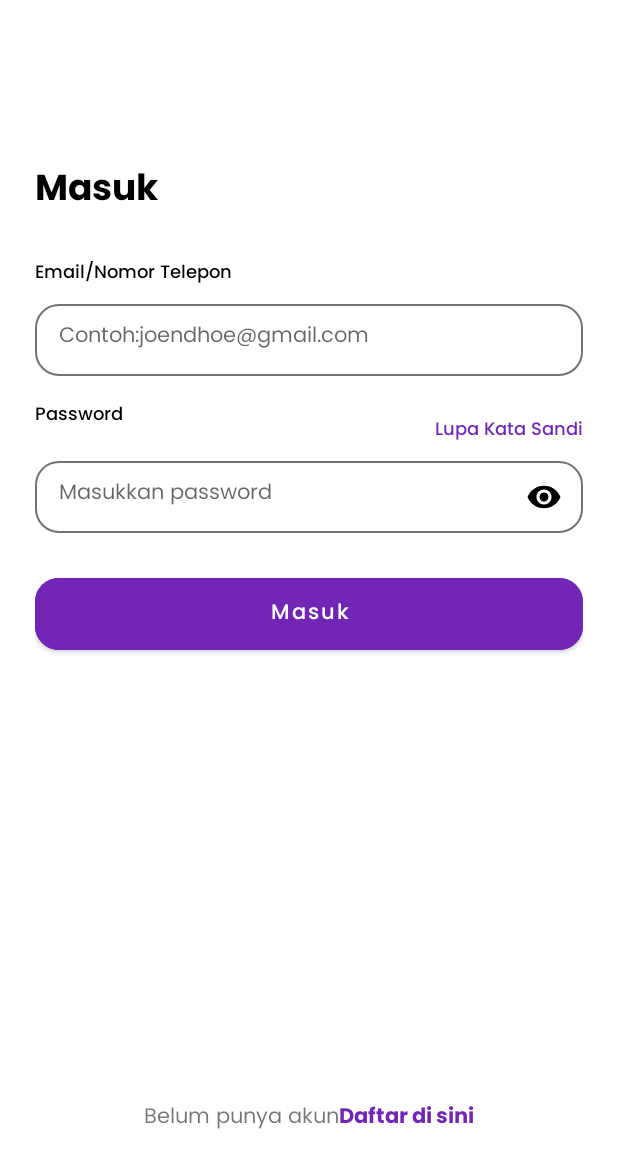
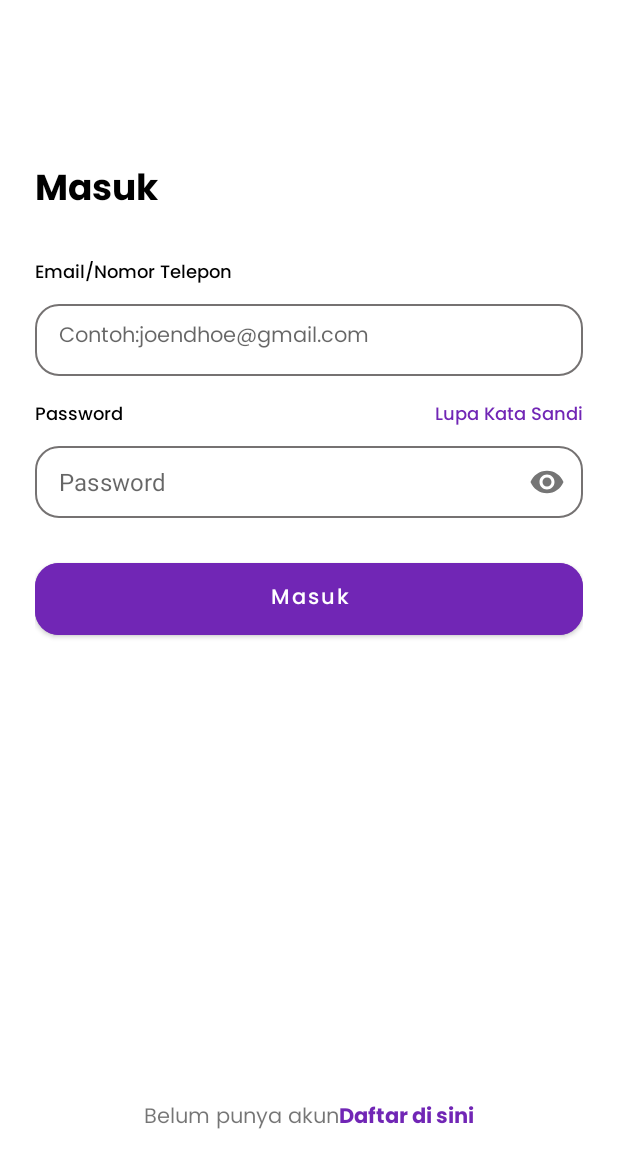
Before and after one commit to BINARFPC2/C2-Mobile, an Android app: the LoginFragment screen opened through its navigation route, on a phone screen of 412 x 824 dp. Shown: the top 1168 px of the screen. Run offline under Robolectric (Android 15) with nearby library versions, the phone set to English and light mode, and no system bars; our stand-ins replace Dagger/Hilt's generated code, navigation-ui; libraries missing offline, so code that uses them is left out: com.shashank.sony.

Commit message:
[update] Login Fragment

```diff
--- /dev/null
+++ b/app/src/main/res/drawable/share_retangle_error.xml
@@ -0,0 +1,10 @@
+<?xml version="1.0" encoding="utf-8"?>
+<shape xmlns:android="http://schemas.android.com/apk/res/android">
+    <stroke
+        android:width="1dp"
+        android:color="@color/red_danger" />
+    <!-- Ubah warna dan ketebalan garis sesuai kebutuhan -->
+    <corners
+        android:radius="15dp" />
+    <!-- Ubah radius sudut sesuai kebutuhan -->
+</shape>
--- a/app/src/main/res/layout/fragment_login.xml
+++ b/app/src/main/res/layout/fragment_login.xml
@@ -1,12 +1,12 @@
 <?xml version="1.0" encoding="utf-8"?>
-<LinearLayout
-    android:orientation="vertical"
+<LinearLayout android:orientation="vertical"
     android:padding="23dp"
     xmlns:android="http://schemas.android.com/apk/res/android"
     xmlns:tools="http://schemas.android.com/tools"
     android:layout_width="match_parent"
     android:layout_height="match_parent"
-    tools:context=".view.login.LoginFragment">
+    tools:context=".view.login.LoginFragment"
+    xmlns:app="http://schemas.android.com/apk/res-auto">
 
     <TextView
         style="@style/TextHeading24Bold"
@@ -49,7 +49,6 @@
         <TextView
             android:id="@+id/txtLupaPassword"
             style="@style/TextBody12Medium"
-            android:layout_marginTop="10dp"
             android:layout_width="match_parent"
             android:layout_height="wrap_content"
             android:gravity="end"
@@ -64,22 +63,34 @@
         android:layout_marginTop="10dp"
         >
 
-        <EditText
-            android:id="@+id/etPasswordLogin"
-            style="@style/EditText"
-            android:hint="@string/masukkan_password"
-            android:background="@drawable/shape_rectangle"
+<!--        <EditText-->
+<!--            android:id="@+id/etPasswordLogin"-->
+<!--            style="@style/EditText"-->
+<!--            android:hint="@string/masukkan_password"-->
+<!--            android:background="@drawable/shape_rectangle"-->
+<!--            android:layout_width="match_parent"-->
+<!--            android:layout_height="48dp"/>-->
+
+        <com.google.android.material.textfield.TextInputLayout
+            android:id="@+id/inputPassword"
             android:layout_width="match_parent"
-            android:layout_height="48dp"/>
+            android:layout_height="match_parent"
+            android:minHeight="48dp"
+            app:hintEnabled="false"
+            app:hintAnimationEnabled="false"
+            app:boxBackgroundMode="outline"
+            app:endIconMode="password_toggle">
 
-        <ImageView
-            android:id="@+id/btnEye"
-            android:src="@drawable/eye"
-            android:layout_gravity="end"
-            android:layout_marginVertical="12dp"
-            android:layout_marginEnd="14dp"
-            android:layout_width="24dp"
-            android:layout_height="24dp"/>
+            <com.google.android.material.textfield.TextInputEditText
+                android:id="@+id/etPassword"
+                android:layout_width="match_parent"
+                android:hint="@string/password"
+                android:padding="10dp"
+                android:background="@drawable/shape_rectangle"
+                android:layout_height="match_parent"
+                android:inputType="textPassword" />
+
+        </com.google.android.material.textfield.TextInputLayout>
 
     </FrameLayout>
 
--- a/app/src/main/res/navigation/navigation.xml
+++ b/app/src/main/res/navigation/navigation.xml
@@ -52,6 +52,9 @@
         <action
             android:id="@+id/action_loginFragment_to_registerFragment"
             app:destination="@id/registerFragment" />
+        <action
+            android:id="@+id/action_loginFragment_to_berandaFragment"
+            app:destination="@id/berandaFragment" />
     </fragment>
     <dialog
         android:id="@+id/bottomSheetSetPenumpang"
```
Also changed, not shown: app/src/main/java/com/dwiki/tiketku/view/login/LoginFragment.kt (+27 -23 lines), app/src/main/java/com/dwiki/tiketku/viewmodel/LoginViewModel.kt (+46 -4 lines).
